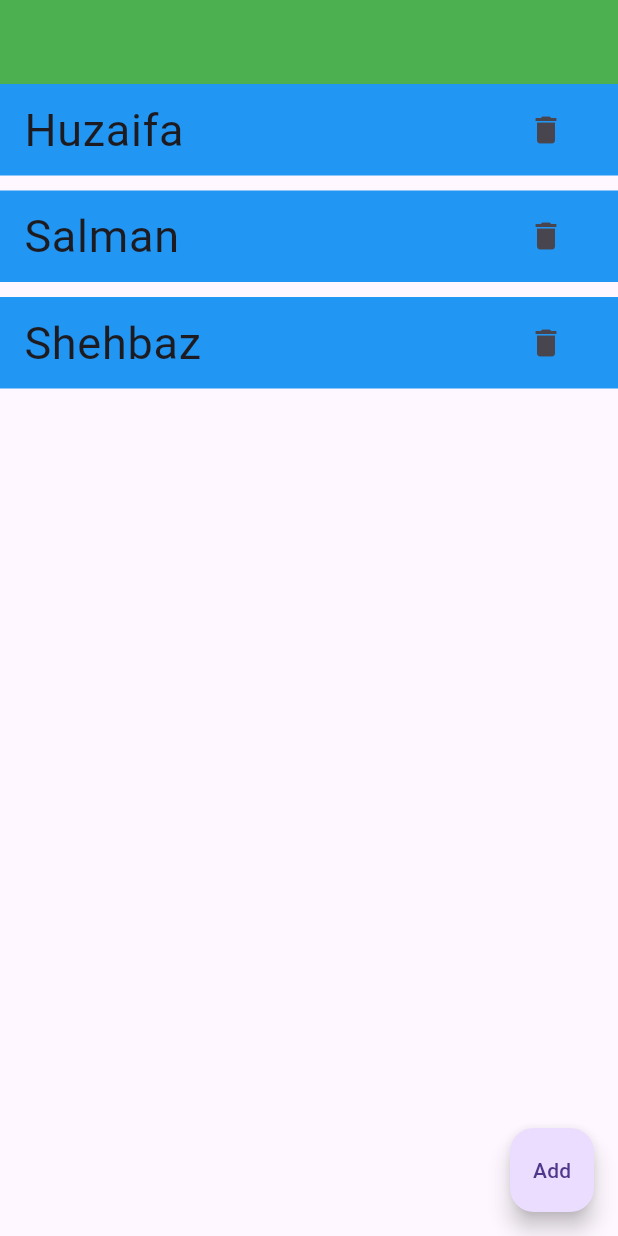
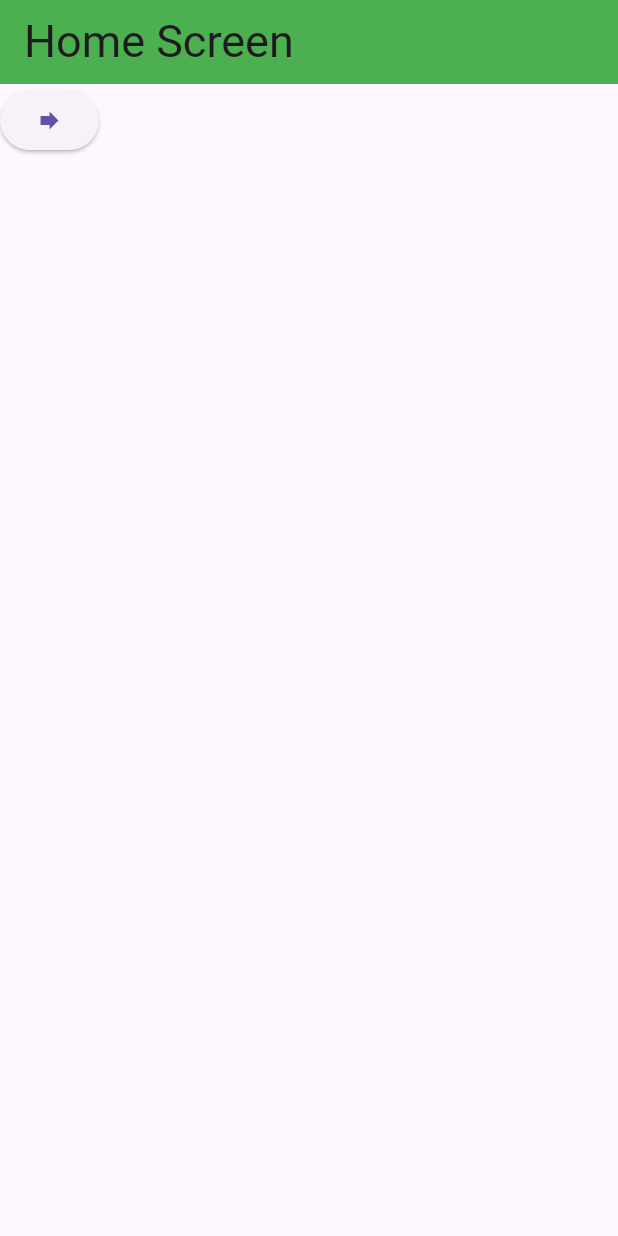
Before and after one commit to hasfarwork/Flutter-assignments, a Flutter app: the screen it shows after launch, on a phone screen of 412 x 824 dp. Run offline on Flutter 3.47's test engine with Material 3 defaults, Android fonts, the phone set to English and light mode, and no system bars.

```diff
--- /dev/null
+++ b/lib/home_screen.dart
@@ -0,0 +1,28 @@
+import 'package:firstflutter/profile_screen.dart';
+import 'package:flutter/material.dart';
+
+class HomeScreen extends StatelessWidget {
+  const HomeScreen({super.key});
+
+  @override
+  Widget build(BuildContext context) {
+    return Scaffold(
+      appBar: AppBar(
+        backgroundColor: Colors.green,
+
+        title: Text("Home Screen", style: TextStyle(fontSize: 30)),
+      ),
+      body: ElevatedButton(
+        onPressed: () {
+          Navigator.push(
+            context,
+            MaterialPageRoute(
+              builder: (context) => ProfileScreen(name: "HAAN"),
+            ),
+          );
+        },
+        child: Icon(Icons.forward),
+      ),
+    );
+  }
+}
--- a/lib/main.dart
+++ b/lib/main.dart
@@ -1,4 +1,4 @@
-import 'package:firstflutter/whatapp.dart';
+import 'package:firstflutter/home_screen.dart';
 import 'package:flutter/material.dart';
 
 void main() {
@@ -10,6 +10,6 @@ class MyApp extends StatelessWidget {
 
   @override
   Widget build(BuildContext context) {
-    return MaterialApp(home: Whatsapp(), debugShowCheckedModeBanner: false);
+    return MaterialApp(home: HomeScreen(), debugShowCheckedModeBanner: false);
   }
 }
--- a/lib/whatapp.dart
+++ /dev/null
@@ -1,58 +0,0 @@
-import 'package:flutter/material.dart';
-
-class Whatsapp extends StatefulWidget {
-  const Whatsapp({super.key});
-
-  @override
-  State<Whatsapp> createState() => _WhatsappState();
-}
-
-class _WhatsappState extends State<Whatsapp> {
-  TextEditingController editcontrol = TextEditingController();
-  List names = ["Huzaifa", "Salman", "Shehbaz"];
-
-  @override
-  Widget build(BuildContext context) {
-    return Scaffold(
-      appBar: AppBar(
-        backgroundColor: Colors.green,
-
-        title: TextField(
-          controller: editcontrol,
-          style: TextStyle(fontSize: 30),
-        ),
-      ),
-      body:
-      // names.isEmpty
-      //     ? Text("Student not registered", style: TextStyle(fontSize: 30))
-      ListView.builder(
-        itemCount: names.length,
-        itemBuilder: (BuildContext context, int index) {
-          return Container(
-            padding: EdgeInsets.only(bottom: 10),
-            child: ListTile(
-              tileColor: Colors.blue,
-              title: Text("${names[index]}", style: TextStyle(fontSize: 30)),
-              trailing: IconButton(
-                onPressed: () {
-                  names.removeAt(index);
-                  setState(() {});
-                },
-                icon: Icon(Icons.delete),
-              ),
-            ),
-          );
-        },
-      ),
-      floatingActionButton: FloatingActionButton(
-        onPressed: () {
-          names.add(editcontrol.text);
-          editcontrol.clear();
-          setState(() {});
-        },
-
-        child: Text("Add"),
-      ),
-    );
-  }
-}
```
Also changed, not shown: lib/about_screen.dart (added, +21 -0 lines), lib/custom_listview_widget.dart (deleted, +0 -35 lines), lib/profile_screen.dart (added, +38 -0 lines).
